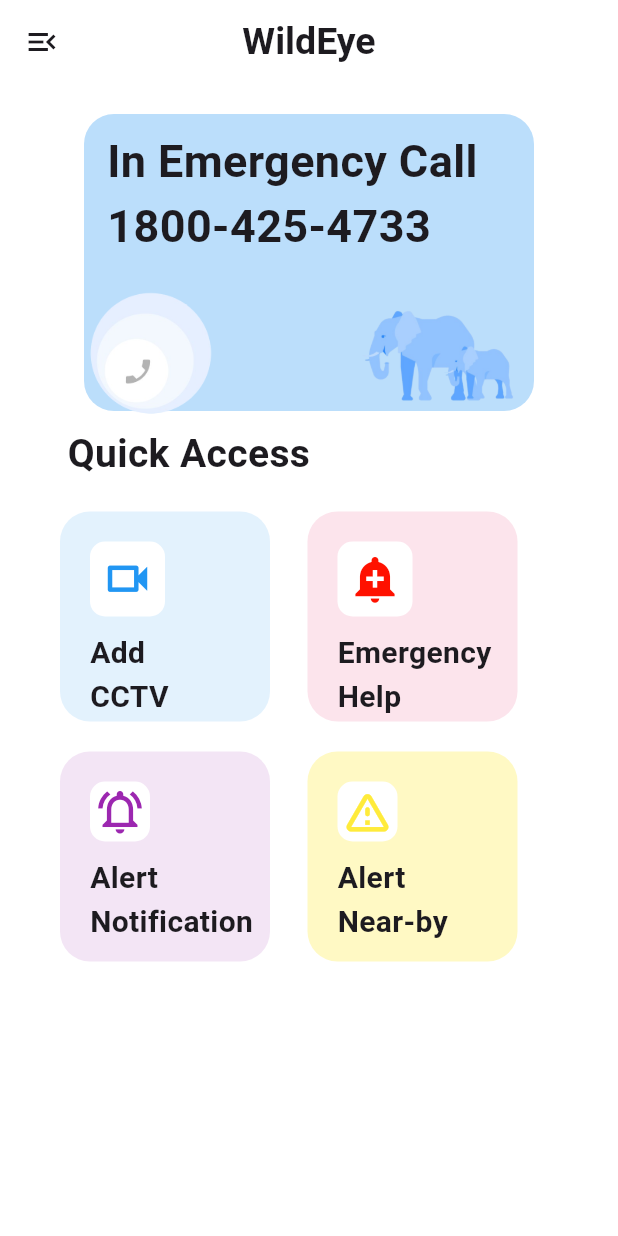
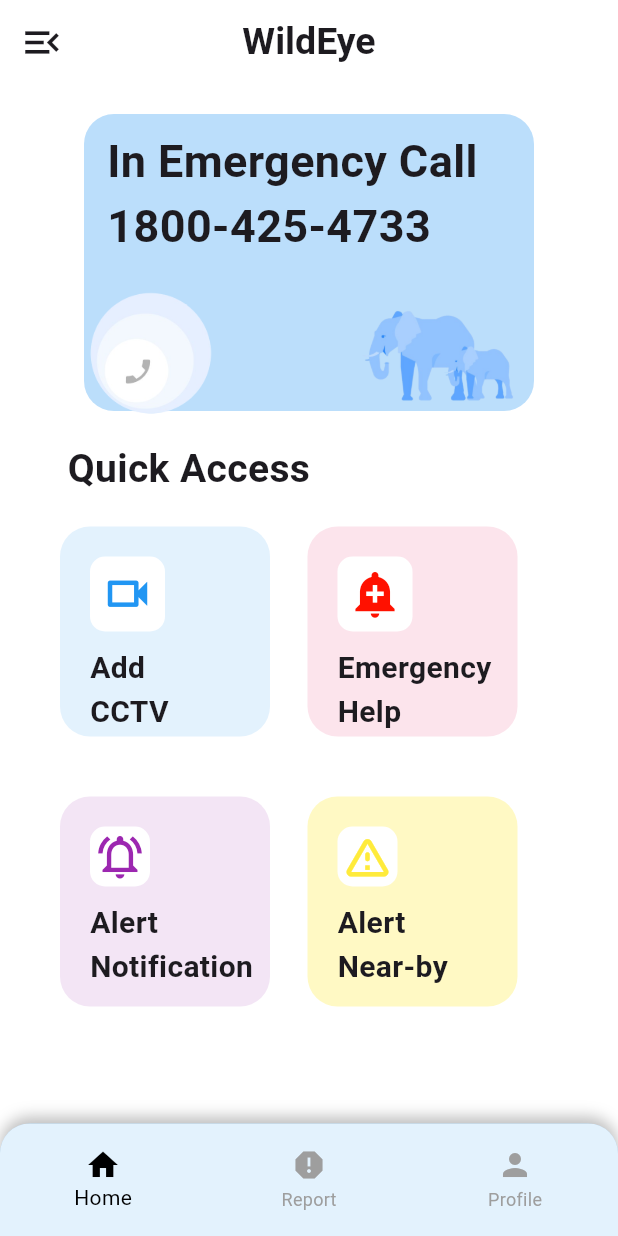
Before and after one commit to ashwinkn2004/project_wildeye, a Flutter app: the ClientScreen screen opened by its route, on a phone screen of 412 x 824 dp. Run offline on Flutter 3.47's test engine with Material 3 defaults, Android fonts, the phone set to English and light mode, and no system bars; our stand-ins replace animated_bottom_navigation_bar; missing offline and left inert: dart:ffi, dropdown_below.

Commit message:
2 features added

```diff
--- a/lib/screens/client.dart
+++ b/lib/screens/client.dart
@@ -1,6 +1,9 @@
 import 'dart:ffi';
 
+import 'package:animated_bottom_navigation_bar/animated_bottom_navigation_bar.dart';
 import 'package:flutter/material.dart';
+import 'package:project_wildeye/quick_access/addcctv.dart';
+import 'package:url_launcher/url_launcher.dart';
 
 class ClientScreen extends StatefulWidget {
   const ClientScreen({super.key});
@@ -10,6 +13,21 @@ class ClientScreen extends StatefulWidget {
 }
 
 class _ClientScreenState extends State<ClientScreen> {
+  //navigation setting
+
+  int _currentIndex = 0;
+
+  final List<IconData> iconList = [
+    Icons.home_filled,
+    Icons.report,
+    Icons.person,
+  ];
+
+  final List<String> titles = [
+    'Home',
+    'Report',
+    'Profile',
+  ];
   @override
   Widget build(BuildContext context) {
     return Scaffold(
@@ -21,14 +39,18 @@ class _ClientScreenState extends State<ClientScreen> {
         centerTitle: true,
         leading: Builder(
           builder: (context) => IconButton(
-            icon: Icon(Icons.menu_open_sharp), // Drawer Icon
+            icon: Icon(
+              Icons.menu_open_sharp,
+              size: 30,
+            ), // Drawer Icon
             onPressed: () {
               Scaffold.of(context).openDrawer();
             },
           ),
         ),
       ),
-      body: Column(
+      body: SingleChildScrollView(
+        child: Column(
           crossAxisAlignment: CrossAxisAlignment.start,
           children: [
             SizedBox(height: 20),
@@ -55,7 +77,15 @@ class _ClientScreenState extends State<ClientScreen> {
                     Row(
                       children: [
                         GestureDetector(
-                        onTap: () {},
+                          onTap: () async {
+                            const phoneNumber =
+                                'tel:18004254733'; // Replace with the phone number you want to dial
+                            if (await canLaunch(phoneNumber)) {
+                              await launch(phoneNumber);
+                            } else {
+                              throw 'Could not launch $phoneNumber';
+                            }
+                          },
                           child: Image.asset(
                             'assets/callBanner1.png',
                             width: 100,
@@ -77,7 +107,7 @@ class _ClientScreenState extends State<ClientScreen> {
               ),
             ),
             SizedBox(
-            height: 10,
+              height: 20,
             ),
             Padding(
               padding: const EdgeInsets.only(left: 45),
@@ -95,7 +125,7 @@ class _ClientScreenState extends State<ClientScreen> {
 
                 GestureDetector(
                   onTap: () {
-                  Navigator.pushNamed(context, '/client');
+                    AddCctvCamera(context);
                   },
                   child: Container(
                     height: 140,
@@ -145,7 +175,11 @@ class _ClientScreenState extends State<ClientScreen> {
 
                 //EMERGENCY CALL NOTIFICATION
 
-              Container(
+                GestureDetector(
+                  onTap: (){
+                    Navigator.pushNamed(context, '/emergencyHelp');
+                  },
+                  child: Container(
                     height: 140,
                     width: 140,
                     decoration: BoxDecoration(
@@ -187,16 +221,15 @@ class _ClientScreenState extends State<ClientScreen> {
                         ),
                       ],
                     ),
+                  ),
                 )
               ],
             ),
-          SizedBox(height: 20),
+            SizedBox(height: 40),
 
             //SECOND CONTAINER
             Row(
-
               //alert notification
-
 
               children: [
                 SizedBox(width: 40),
@@ -247,7 +280,6 @@ class _ClientScreenState extends State<ClientScreen> {
 
                 //alert near-by
 
-
                 Container(
                   height: 140,
                   width: 140,
@@ -295,6 +327,100 @@ class _ClientScreenState extends State<ClientScreen> {
             )
           ],
         ),
+      ),
+
+      //bottom navigation bar
+
+      bottomNavigationBar: Container(
+        height: 75,
+        decoration: BoxDecoration(
+          color: Colors.blue.shade100,
+          borderRadius: BorderRadius.only(
+            topLeft: Radius.circular(20.0),
+            topRight: Radius.circular(20.0),
+          ),
+          boxShadow: [
+            BoxShadow(
+              color: Colors.black26,
+              blurRadius: 8.0,
+              offset: Offset(0, -4),
+            ),
+          ],
+        ),
+        child: ClipRRect(
+          borderRadius: BorderRadius.only(
+            topLeft: Radius.circular(20.0),
+            topRight: Radius.circular(20.0),
+          ),
+          child: BottomNavigationBar(
+            items: [
+              BottomNavigationBarItem(
+                icon: Icon(Icons.home),
+                label: 'Home',
+              ),
+              BottomNavigationBarItem(
+                icon: Icon(Icons.report),
+                label: 'Report',
+              ),
+              BottomNavigationBarItem(
+                icon: Icon(Icons.person),
+                label: 'Profile',
+              ),
+            ],
+            currentIndex: _currentIndex,
+            selectedItemColor: Colors.black,
+            unselectedItemColor: Colors.grey,
+            backgroundColor: Colors.blue.shade50,
+            onTap: (index) {
+              setState(() {
+                _currentIndex = index;
+              });
+
+              // Navigate to different screens based on the index
+              if (_currentIndex == 0) {
+                Navigator.pushNamed(context, '/home');
+              } else if (_currentIndex == 1) {
+                Navigator.pushNamed(context, '/report');
+              } else if (_currentIndex == 2) {
+                Navigator.pushNamed(context, '/profile');
+              }
+            },
+          ),
+        ),
+      ),
+
+// Drawer code remains unchanged
+      drawer: Drawer(
+        child: ListView(
+          padding: EdgeInsets.zero,
+          children: <Widget>[
+            ListTile(
+              leading: Icon(Icons.home),
+              title: Text('Home'),
+              onTap: () {
+                Navigator.pop(context);
+                Navigator.pushNamed(context, '/home');
+              },
+            ),
+            ListTile(
+              leading: Icon(Icons.report),
+              title: Text('Report'),
+              onTap: () {
+                Navigator.pop(context);
+                Navigator.pushNamed(context, '/report');
+              },
+            ),
+            ListTile(
+              leading: Icon(Icons.person),
+              title: Text('Profile'),
+              onTap: () {
+                Navigator.pop(context);
+                Navigator.pushNamed(context, '/profile');
+              },
+            ),
+          ],
+        ),
+      ),
     );
   }
 }
--- a/lib/screens/signup.dart
+++ b/lib/screens/signup.dart
@@ -62,7 +62,7 @@ class _SignUpScreenState extends State<SignUpScreen> {
               child: SizedBox(
                 height: 250,
                 width: 300,
-                child: Image.asset('assets/signup3.gif'),
+                child: Image.asset('assets/signupmid.gif'),
               ),
             ),
             Padding(
--- a/lib/utils/routes.dart
+++ b/lib/utils/routes.dart
@@ -1,4 +1,5 @@
 import 'package:flutter/material.dart';
+import 'package:project_wildeye/quick_access/emergency_help.dart';
 import 'package:project_wildeye/screens/client.dart';
 import 'package:project_wildeye/screens/login.dart';
 import 'package:project_wildeye/screens/signup.dart';
@@ -9,6 +10,7 @@ class Routes {
   static const String login = '/login';
   static const String success = '/success';
   static const String client = '/client';
+  static const String emergencyHelp = '/emergencyHelp';
 
   static Map<String, WidgetBuilder> getRoutes() {
     return {
@@ -16,6 +18,7 @@ class Routes {
       login: (BuildContext context) => LoginScreen(),
       success: (BuildContext context) => SuccessPage(),
       client: (BuildContext context) => ClientScreen(),
+      emergencyHelp: (BuildContext context) => EmergencyHelp(),
     };
   }
 }
--- a/pubspec.yaml
+++ b/pubspec.yaml
@@ -37,6 +37,7 @@ dependencies:
   dropdown_below: ^1.0.3
   dropdown_box: ^0.0.1
   animated_bottom_navigation_bar: ^1.3.3
+  url_launcher: ^6.3.1
 
 dev_dependencies:
   flutter_test:
```
Also changed, not shown: lib/quick_access/addcctv.dart (added, +60 -0 lines), lib/quick_access/emergency_help.dart (added, +165 -0 lines), lib/screens/success.dart (+6 -4 lines), assets/loading.gif (added), pubspec.lock, 1 other file. Lines whose indentation alone changed are shown as unchanged.
